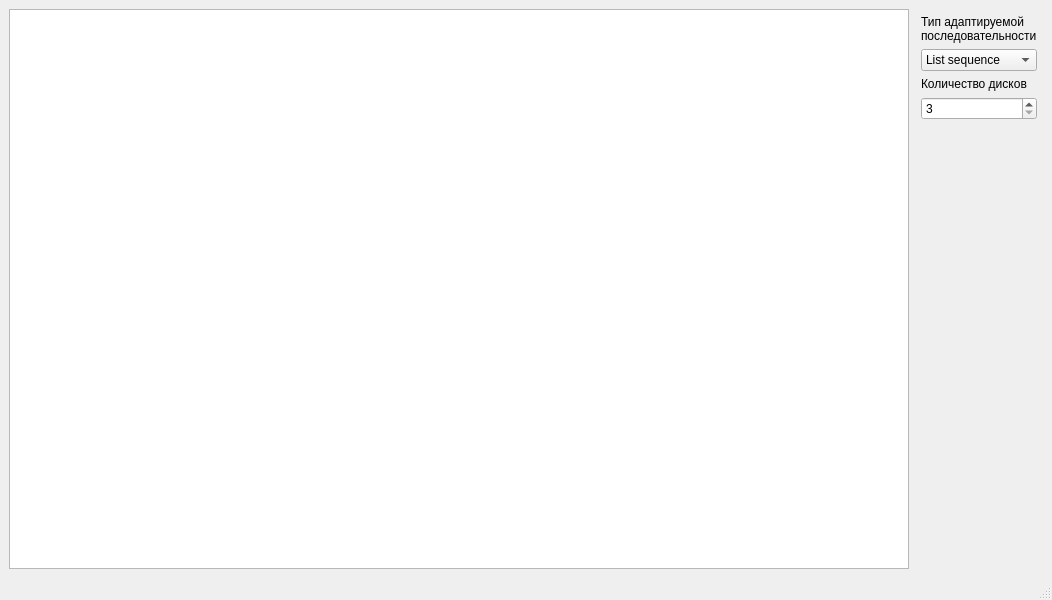
Old version of the form view/mainwindow.ui in the repository RomaGoose/lab2.3.
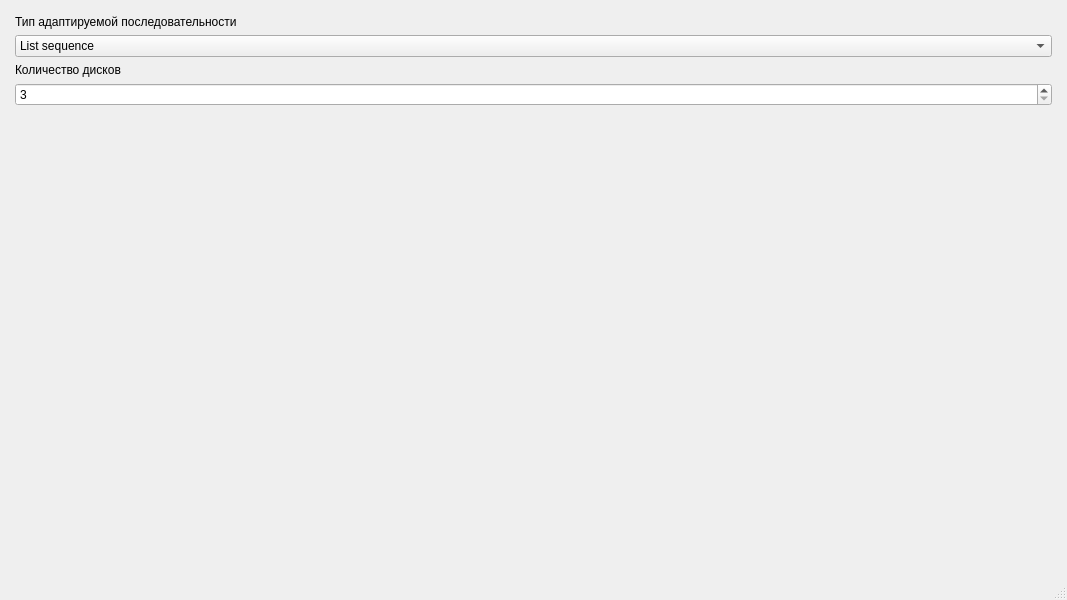
New version of the form.

Commit message: feat(ui): add empty hanoi_widget

Patch:
```diff
--- a/view/mainwindow.ui
+++ b/view/mainwindow.ui
@@ -6,7 +6,7 @@
    <rect>
     <x>0</x>
     <y>0</y>
-    <width>705</width>
+    <width>1067</width>
     <height>600</height>
    </rect>
   </property>
@@ -15,16 +15,6 @@
   </property>
   <widget class="QWidget" name="centralwidget">
    <layout class="QHBoxLayout" name="horizontalLayout">
-    <item>
-     <widget class="QGraphicsView" name="graphicsView">
-      <property name="minimumSize">
-       <size>
-        <width>900</width>
-        <height>500</height>
-       </size>
-      </property>
-     </widget>
-    </item>
     <item>
      <layout class="QVBoxLayout" name="verticalLayout">
       <property name="spacing">
```
The commit also changes 6 other files.
